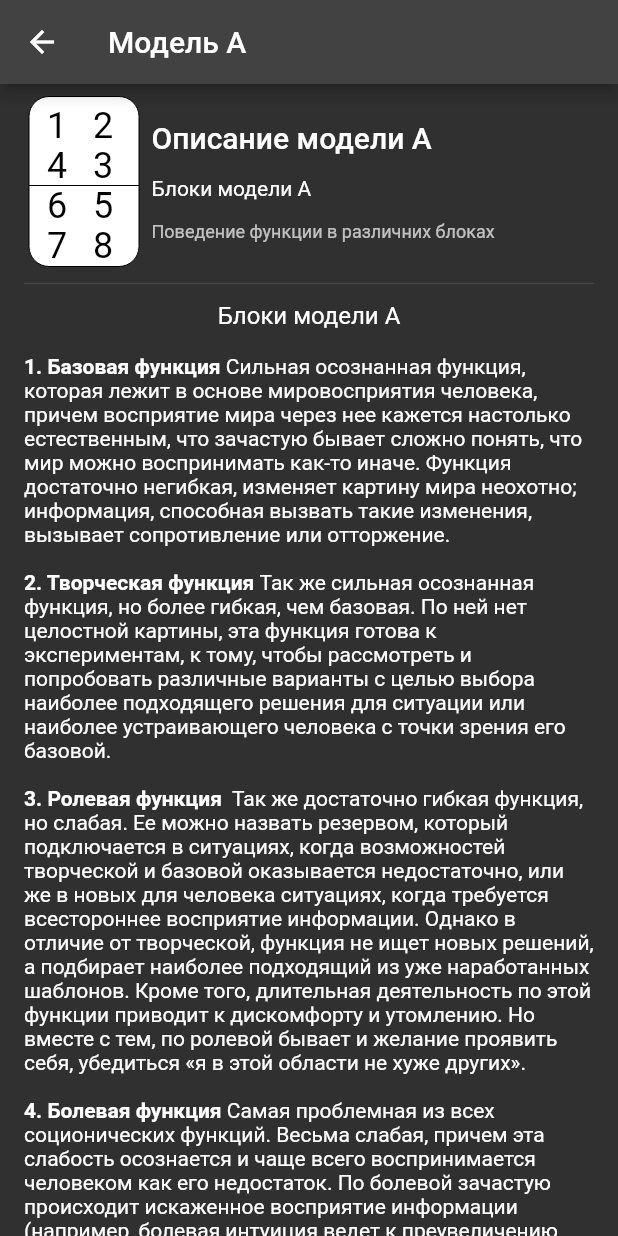
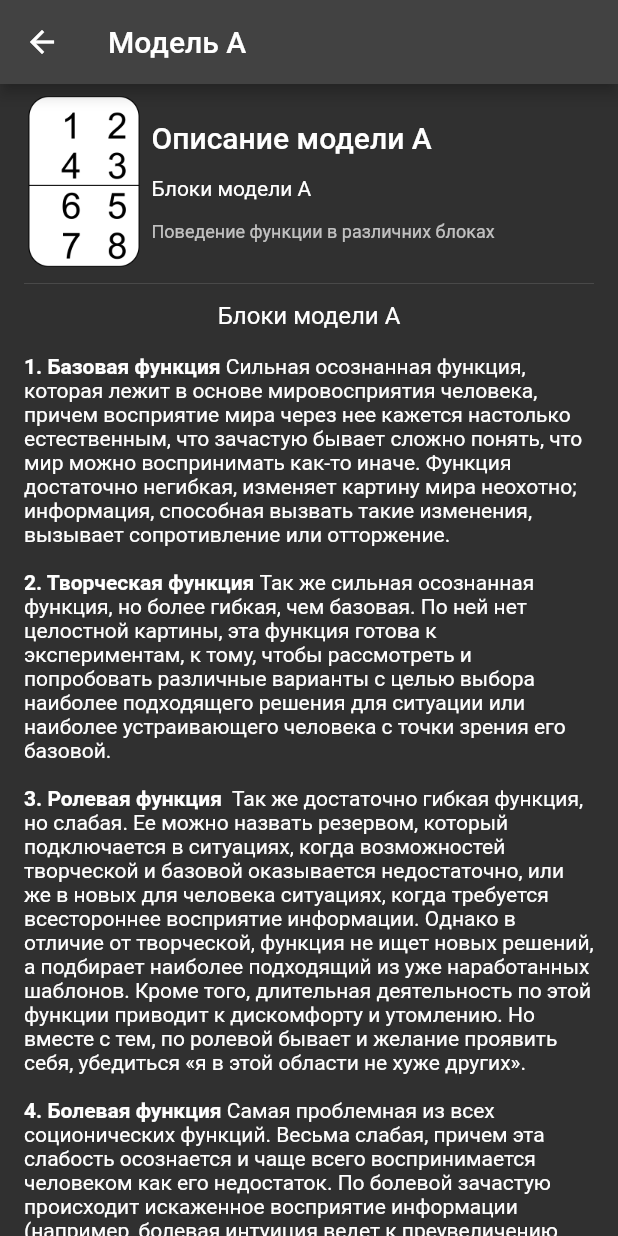
Before and after one commit to gritzfar/socionic, a Flutter app: the screen it shows after launch, in the side drawer, after a tap on "Модель А", on a phone screen of 412 x 824 dp. Run offline on Flutter 3.47's test engine with Material 2 defaults, Android fonts, the phone set to English and light mode, and no system bars; our stand-ins replace flutter_svg; missing offline and left inert: admob_flutter.

Commit message:
Update to Android 12

```diff
--- a/lib/main.dart
+++ b/lib/main.dart
@@ -20,7 +20,7 @@ void main() {
   WidgetsFlutterBinding.ensureInitialized();
 
   //init adds
-  Admob.initialize(getAppId(false));
+  Admob.initialize(testDeviceIds: [getAppId(false) ]);
 
   runApp(configuredApp);
 }
--- a/lib/pages/aspectPage.dart
+++ b/lib/pages/aspectPage.dart
@@ -36,7 +36,7 @@ class AspectPage extends StatelessWidget {
           alignment: Alignment.topLeft,
           padding: EdgeInsets.only(left: 16, right: 16, bottom: 16),
           child: Column(children: <Widget>[
-            Text("Проявление функций", style: Theme.of(context).textTheme.headline6),
+            Text("Проявление функций", style: Theme.of(context).textTheme.titleLarge),
             Text(""),
             Text("    " + aspect.func[0]),
             Text(""),
@@ -68,7 +68,7 @@ Widget _getTopBar(BuildContext context, Aspect aspect) {
       Column(
         crossAxisAlignment: CrossAxisAlignment.start,
         children: <Widget>[
-          OutlineButton(
+          OutlinedButton(
             child: Wrap(
               children: <Widget>[
                 Icon(Icons.list),
@@ -119,7 +119,7 @@ class _SliverAppBarDelegate extends SliverPersistentHeaderDelegate {
       _maxExtent = 85;
     }
 
-    return Stack(overflow: Overflow.clip, children: <Widget>[
+    return Stack(children: <Widget>[
       Positioned(
           top: offset,
           child: SizedBox(
--- a/lib/pages/aspectsPage.dart
+++ b/lib/pages/aspectsPage.dart
@@ -41,7 +41,7 @@ class AspectDictionariesPage extends StatelessWidget {
                           padding: EdgeInsets.only(bottom: 5),
                           child: ListTile(
                             leading: Hero(child: aspect.icon, tag: aspect.tag),
-                            title: Text(aspect.name, style: Theme.of(context).textTheme.headline6),
+                            title: Text(aspect.name, style: Theme.of(context).textTheme.titleLarge),
                             subtitle: Text(aspect.altName, overflow: TextOverflow.ellipsis),
                           )),
                       onTap: () {
@@ -89,7 +89,7 @@ class AspectsPage extends StatelessWidget {
                           padding: EdgeInsets.only(bottom: 5),
                           child: ListTile(
                             leading: Hero(child: aspect.icon, tag: aspect.tag),
-                            title: Text(aspect.name, style: Theme.of(context).textTheme.headline6),
+                            title: Text(aspect.name, style: Theme.of(context).textTheme.titleLarge),
                             subtitle: Text(aspect.altName, overflow: TextOverflow.ellipsis),
                           )),
                       onTap: () {
--- a/lib/pages/modelAPage.dart
+++ b/lib/pages/modelAPage.dart
@@ -8,8 +8,8 @@ class ModelAPage extends StatelessWidget {
 
   @override
   Widget build(BuildContext context) {
-    var titleStyle = Theme.of(context).textTheme.subtitle1;
-    var boldStyle = TextStyle(fontWeight: FontWeight.bold, color: Theme.of(context).textTheme.bodyText1.color);
+    var titleStyle = Theme.of(context).textTheme.titleMedium;
+    var boldStyle = TextStyle(fontWeight: FontWeight.bold, color: Theme.of(context).textTheme.bodyLarge.color);
     var normalStyle = TextStyle(fontWeight: FontWeight.normal);
 
     return Scaffold(
@@ -123,7 +123,7 @@ class _SliverAppBarDelegate extends SliverPersistentHeaderDelegate {
   Widget build(BuildContext context, double shrinkOffset, bool overlapsContent) {
     var offset = maxExtent - shrinkOffset < minExtent ? minExtent - maxExtent : -shrinkOffset;
 
-    return Stack(overflow: Overflow.clip, children: <Widget>[
+    return Stack(children: <Widget>[
       Positioned(
           top: offset,
           child: Container(
@@ -160,13 +160,13 @@ Widget _getTopBar(BuildContext context) {
                 Navigator.of(context).pop();
               },
               child:
-//              Image.asset("images/model_a.png", width: 80, height: 120, semanticLabel: "Модель А")
-                  SvgPicture.asset(
-                "svgs/model_a.svg",
-                width: 80,
-                height: 120,
-                semanticsLabel: "Модель А",
-              )),
+                Image.asset("images/model_a.png", width: 80, height: 120, semanticLabel: "Модель А"),
+                //SvgPicture.asset("svgs/model_a.svg",
+                //width: 80,
+                //height: 120,
+                //semanticsLabel: "Модель А",
+              //)
+          ),
         ),
         Container(width: 5),
         Expanded(
@@ -177,9 +177,9 @@ Widget _getTopBar(BuildContext context) {
                 crossAxisAlignment: CrossAxisAlignment.start,
                 mainAxisAlignment: MainAxisAlignment.spaceEvenly,
                 children: <Widget>[
-                  Text("Описание модели А", softWrap: true, maxLines: 3, style: Theme.of(context).textTheme.headline6),
-                  FittedBox(child: Text("Блоки модели А", style: Theme.of(context).textTheme.bodyText2)),
-                  FittedBox(child: Text("Поведение функции в различних блоках", style: Theme.of(context).textTheme.caption)),
+                  Text("Описание модели А", softWrap: true, maxLines: 3, style: Theme.of(context).textTheme.titleLarge),
+                  FittedBox(child: Text("Блоки модели А", style: Theme.of(context).textTheme.bodyMedium)),
+                  FittedBox(child: Text("Поведение функции в различних блоках", style: Theme.of(context).textTheme.bodySmall)),
                 ],
               ),
             ))
--- a/lib/pages/quadratesPage.dart
+++ b/lib/pages/quadratesPage.dart
@@ -111,7 +111,7 @@ class QuadratesPageState extends State<QuadratesPage> {
                             padding: EdgeInsets.only(bottom: 5),
                             child: ListTile(
                               leading: new Icon(Icons.border_all),
-                              title: Text(quadrate.title, style: Theme.of(context).textTheme.headline6),
+                              title: Text(quadrate.title, style: Theme.of(context).textTheme.titleLarge),
                               subtitle: Text(quadrate.moto),
                             )),
                         children: <Widget>[Container(margin: EdgeInsets.only(left: 15, right: 15, bottom: 15), child: quadrate.description)]
--- a/lib/pages/relationDescriptionPage.dart
+++ b/lib/pages/relationDescriptionPage.dart
@@ -22,7 +22,7 @@ class RelationDescriptionPage extends StatelessWidget {
               child: Text(relation.longName),
             )
           ]),
-          Text(relation.moto, style: Theme.of(context).textTheme.caption)
+          Text(relation.moto, style: Theme.of(context).textTheme.bodySmall)
         ],
       )),
       body: CustomScrollView(physics: const BouncingScrollPhysics(), slivers: <Widget>[
@@ -60,7 +60,7 @@ class _SliverAppBarDelegate extends SliverPersistentHeaderDelegate {
   Widget build(BuildContext context, double shrinkOffset, bool overlapsContent) {
     var offset = maxExtent - shrinkOffset < minExtent ? minExtent - maxExtent : -shrinkOffset;
 
-    return Stack(overflow: Overflow.clip, children: <Widget>[
+    return Stack(children: <Widget>[
       Positioned(
           top: offset,
           child: SizedBox(
--- a/lib/pages/signsPage.dart
+++ b/lib/pages/signsPage.dart
@@ -25,8 +25,8 @@ class SignsPage extends StatelessWidget {
 
   @override
   Widget build(BuildContext context) {
-    var boldStyle = TextStyle(fontWeight: FontWeight.bold, color: Theme.of(context).textTheme.bodyText1.color);
-    var normalStyle = TextStyle(fontWeight: FontWeight.normal);
+    var boldStyle = TextStyle(fontWeight: FontWeight.bold, color: Theme.of(context).textTheme.bodyLarge.color);
+    //var normalStyle = TextStyle(fontWeight: FontWeight.normal);
 
     return Scaffold(
       appBar: AppBar(
--- a/lib/pages/typeRelationsPage.dart
+++ b/lib/pages/typeRelationsPage.dart
@@ -85,7 +85,7 @@ class TypeRelationsPage extends StatelessWidget {
                           child: Text(
                         relations[i].name,
                         overflow: TextOverflow.ellipsis,
-                        style: Theme.of(context).textTheme.caption,
+                        style: Theme.of(context).textTheme.bodySmall,
                       )),
                       StarRating(
                         color: color,
```
Also changed, not shown: lib/pages/typePage.dart (+7 -7 lines), pubspec.yaml (+4 -4 lines), pubspec.lock, svgs/model_a.svg, 5 other files.
